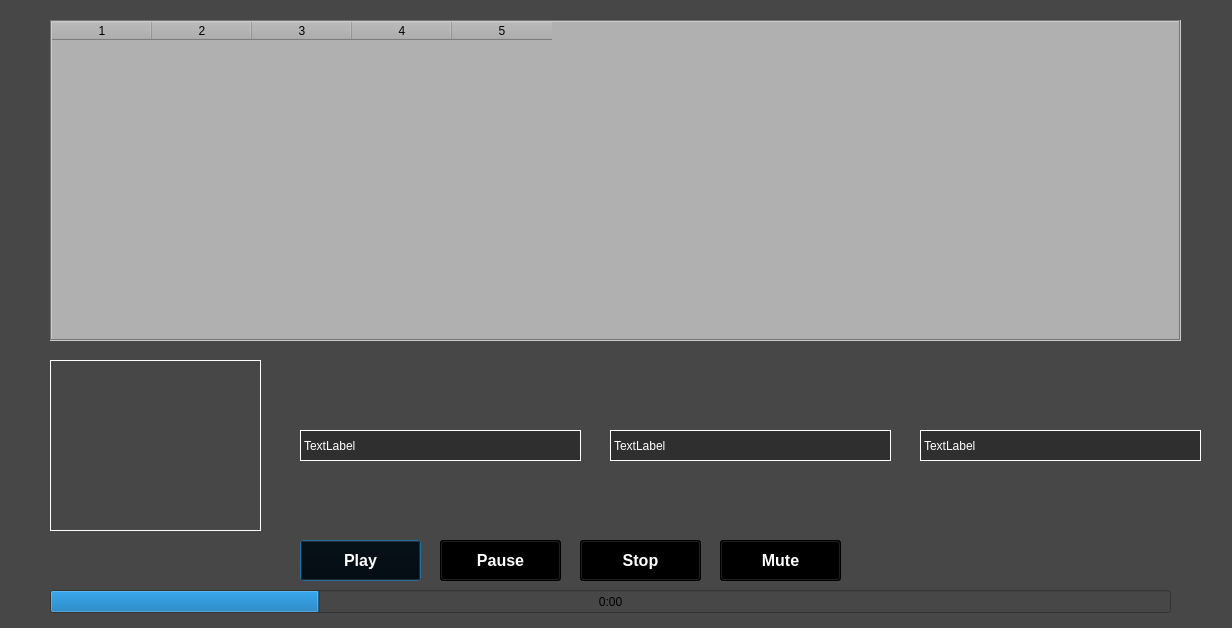
J-Pinos3/EJERCICIOS_CPP, file GestorCanciones/reproductor.ui: the form before one commit.
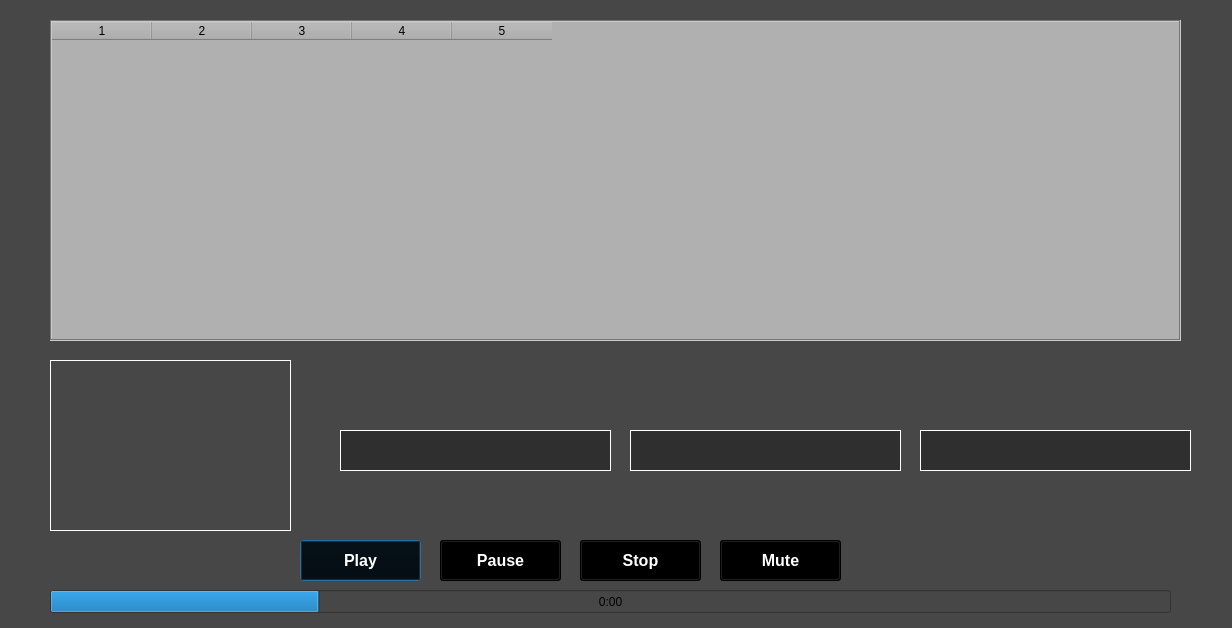
The form after the commit.

Commit message: Listar canciones con su imagen en la pestaña reproductor

The edit to the form file:
```diff
--- a/GestorCanciones/reproductor.ui
+++ b/GestorCanciones/reproductor.ui
@@ -169,7 +169,7 @@
     <rect>
      <x>50</x>
      <y>360</y>
-     <width>211</width>
+     <width>241</width>
      <height>171</height>
     </rect>
    </property>
@@ -187,10 +187,10 @@
   <widget class="QLabel" name="txtTitulo">
    <property name="geometry">
     <rect>
-     <x>300</x>
+     <x>340</x>
      <y>430</y>
-     <width>281</width>
-     <height>31</height>
+     <width>271</width>
+     <height>41</height>
     </rect>
    </property>
    <property name="styleSheet">
@@ -207,7 +207,7 @@
     <number>1</number>
    </property>
    <property name="text">
-    <string>TextLabel</string>
+    <string/>
    </property>
    <property name="alignment">
     <set>Qt::AlignLeading|Qt::AlignLeft|Qt::AlignVCenter</set>
@@ -219,10 +219,10 @@
   <widget class="QLabel" name="txtArtista">
    <property name="geometry">
     <rect>
-     <x>610</x>
+     <x>630</x>
      <y>430</y>
-     <width>281</width>
-     <height>31</height>
+     <width>271</width>
+     <height>41</height>
     </rect>
    </property>
    <property name="styleSheet">
@@ -239,7 +239,7 @@
     <number>1</number>
    </property>
    <property name="text">
-    <string>TextLabel</string>
+    <string/>
    </property>
    <property name="alignment">
     <set>Qt::AlignLeading|Qt::AlignLeft|Qt::AlignVCenter</set>
@@ -253,8 +253,8 @@
     <rect>
      <x>920</x>
      <y>430</y>
-     <width>281</width>
-     <height>31</height>
+     <width>271</width>
+     <height>41</height>
     </rect>
    </property>
    <property name="styleSheet">
@@ -271,7 +271,7 @@
     <number>1</number>
    </property>
    <property name="text">
-    <string>TextLabel</string>
+    <string/>
    </property>
    <property name="alignment">
     <set>Qt::AlignLeading|Qt::AlignLeft|Qt::AlignVCenter</set>
```
The commit also changes 4 other files.
